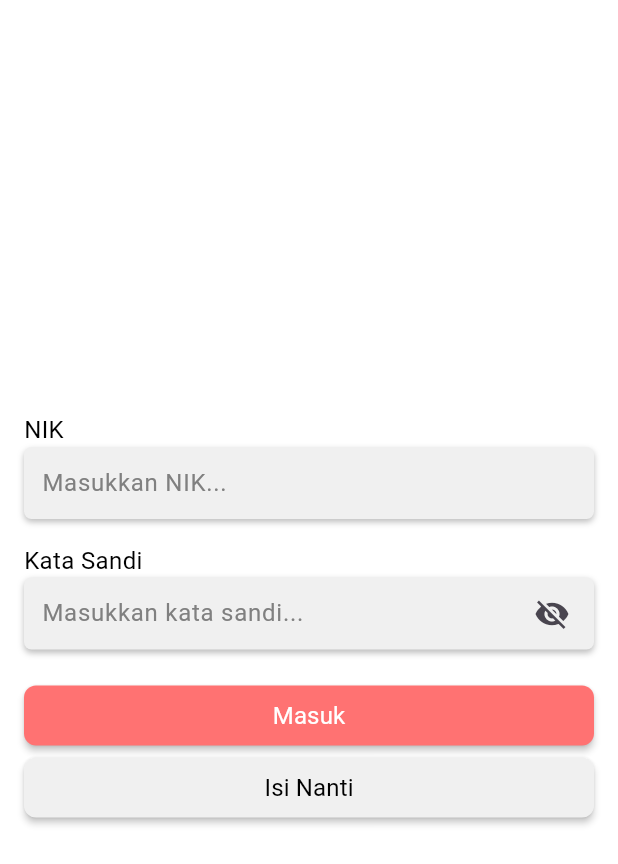
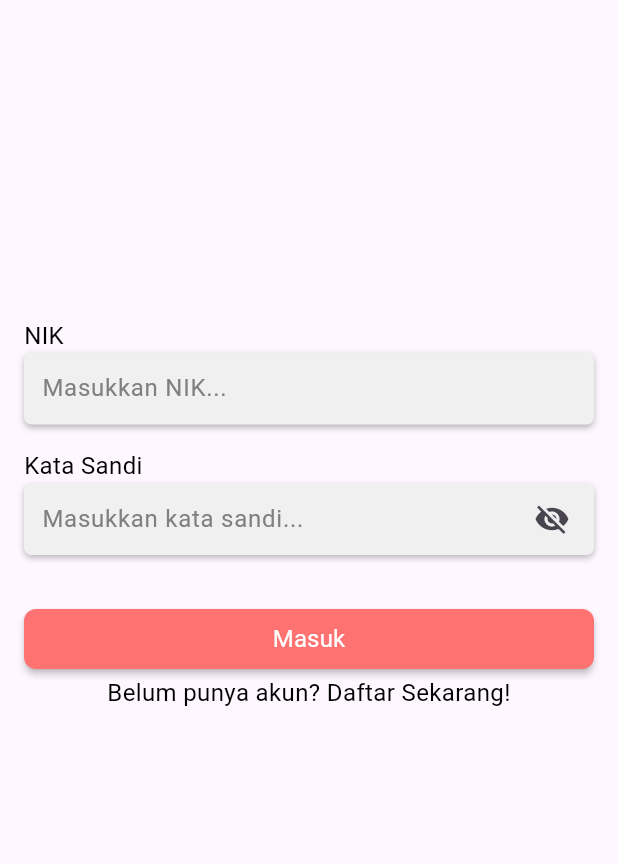
Before and after one commit to adisatr7/blood_donor, a Flutter app: the screen it shows after launch, on a phone screen of 412 x 824 dp. Shown: the top 864 px of the screen. Run offline on Flutter 3.47's test engine with Material 3 defaults, Android fonts, the phone set to English and light mode, and no system bars; our stand-ins replace get, sqflite; accounts and stored records are empty; statements that could not run were skipped.

Commit message:
feat: implement AppScaffold widget for consistent layout structure

```diff
--- a/lib/views/login_view.dart
+++ b/lib/views/login_view.dart
@@ -1,7 +1,10 @@
 import 'package:flutter/material.dart';
 import 'package:get/get.dart';
+import 'package:flutter/gestures.dart';
+
+import 'package:blood_donor/widgets/scaffolds/app_scaffold.dart';
+import 'package:blood_donor/core/theme.dart';
 import 'package:blood_donor/controllers/login_controller.dart';
-import 'package:blood_donor/core/theme.dart';
 import 'package:blood_donor/widgets/inputs/text_input.dart';
 import 'package:blood_donor/widgets/buttons/wide_button.dart';
 
@@ -12,13 +15,12 @@ class LoginView extends StatelessWidget {
 
   @override
   Widget build(BuildContext context) {
-    return Scaffold(
-      backgroundColor: AppColors.white,
-      body: Center(
+    return AppScaffold(
       child: Padding(
-          padding: const EdgeInsets.all(16.0),
+        padding: const EdgeInsets.only(top: 200),
         child: Column(
           mainAxisAlignment: MainAxisAlignment.center,
+          crossAxisAlignment: CrossAxisAlignment.center,
           children: <Widget>[
             // TextInput: NIK
             TextInput(
@@ -35,7 +37,7 @@ class LoginView extends StatelessWidget {
               isPassword: true,
               controller: controller.passwordController,
             ),
-              const SizedBox(height: 20),
+            const SizedBox(height: 32),
 
             // Button: Login
             WideButton(
@@ -45,15 +47,29 @@ class LoginView extends StatelessWidget {
               },
               isLoading: controller.isLoading,
             ),
-              WideButton(
-                label: 'Isi Nanti',
-                type: ButtonType.secondary,
-                onPressed: () {
-                  controller.login();
+
+            // Signup prompt
+            Text.rich(
+              TextSpan(
+                text: 'Belum punya akun? ',
+                style: AppTextStyles.body,
+                children: [
+                  TextSpan(
+                    text: 'Daftar Sekarang',
+                    style: AppTextStyles.bodyBold,
+                    recognizer:
+                        TapGestureRecognizer()
+                          ..onTap = () {
+                            controller.goToSignUpPage();
                           },
                   ),
+                  TextSpan(text: '!', style: AppTextStyles.body),
                 ],
               ),
+              textAlign: TextAlign.center,
+              style: AppTextStyles.body.copyWith(color: AppColors.primary),
+            ),
+          ],
         ),
       ),
     );
--- /dev/null
+++ b/lib/widgets/scaffolds/app_scaffold.dart
@@ -0,0 +1,89 @@
+import 'package:flutter/material.dart';
+import 'package:get/get.dart';
+import 'package:blood_donor/core/theme.dart';
+
+class AppScaffold extends StatelessWidget {
+  final String? title;
+  final bool showBackButton;
+  final String backButtonLabel;
+  final Widget child;
+  final Widget? trailing;
+  final Widget? footer;
+
+  const AppScaffold({
+    super.key,
+    this.title,
+    this.showBackButton = false,
+    this.backButtonLabel = 'Kembali',
+    required this.child,
+    this.trailing,
+    this.footer,
+  });
+
+  @override
+  Widget build(BuildContext context) {
+    return Scaffold(
+      resizeToAvoidBottomInset: true,
+      body: SafeArea(
+        child: Column(
+          mainAxisAlignment: MainAxisAlignment.spaceBetween,
+          crossAxisAlignment: CrossAxisAlignment.start,
+          children: [
+            // Fixed Header Section
+            if (showBackButton || title != null)
+              Padding(
+                padding: const EdgeInsets.symmetric(
+                  horizontal: 16,
+                  vertical: 12,
+                ),
+                child: Column(
+                  crossAxisAlignment: CrossAxisAlignment.start,
+                  children: [
+                    // Back button (Optional)
+                    if (showBackButton)
+                      TextButton.icon(
+                        onPressed: () => Get.back(),
+                        icon: const Icon(Icons.arrow_back_ios),
+                        label: Text(backButtonLabel, style: AppTextStyles.body),
+                      ),
+
+                    // Space between back button and title
+                    if (showBackButton && title != null)
+                      const SizedBox(height: 8),
+
+                    // Header title (Optional)
+                    if (title != null)
+                      Text(title ?? '', style: AppTextStyles.heading),
+
+                    // Trailing widget below header (Optional)
+                    if (trailing != null) trailing!,
+                  ],
+                ),
+              ),
+
+            // Scrollable Main Content Section
+            Expanded(
+              child: SingleChildScrollView(
+                padding: const EdgeInsets.symmetric(
+                  horizontal: 16,
+                  vertical: 12,
+                ),
+                child: child,
+              ),
+            ),
+
+            // Fixed Footer Section
+            if (footer != null)
+              Padding(
+                padding: const EdgeInsets.symmetric(
+                  horizontal: 16,
+                  vertical: 12,
+                ),
+                child: footer,
+              ),
+          ],
+        ),
+      ),
+    );
+  }
+}
```
Lines whose indentation alone changed are shown as unchanged.
